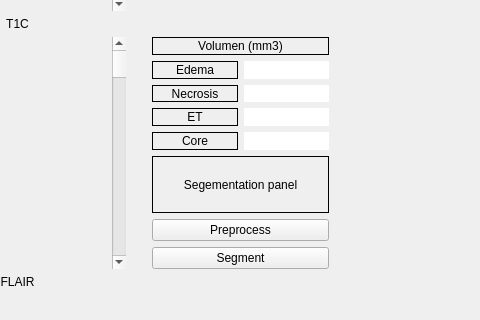
The window that GUIv1.ui (GBM-images-research/GBManalyzer) describes before a commit, drawn with Qt 5; both pictures show x 364 to 844 and y 251 to 571 of the 1041 by 571 pixel window.
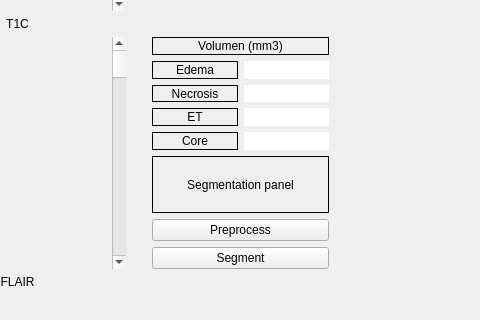
The same window after the commit.

The edit to the form file:
```diff
--- a/GUIv1.ui
+++ b/GUIv1.ui
@@ -341,7 +341,7 @@
               <enum>QFrame::Box</enum>
              </property>
              <property name="text">
-              <string>Segementation panel</string>
+              <string>Segmentation panel</string>
              </property>
              <property name="alignment">
               <set>Qt::AlignCenter</set>
```
